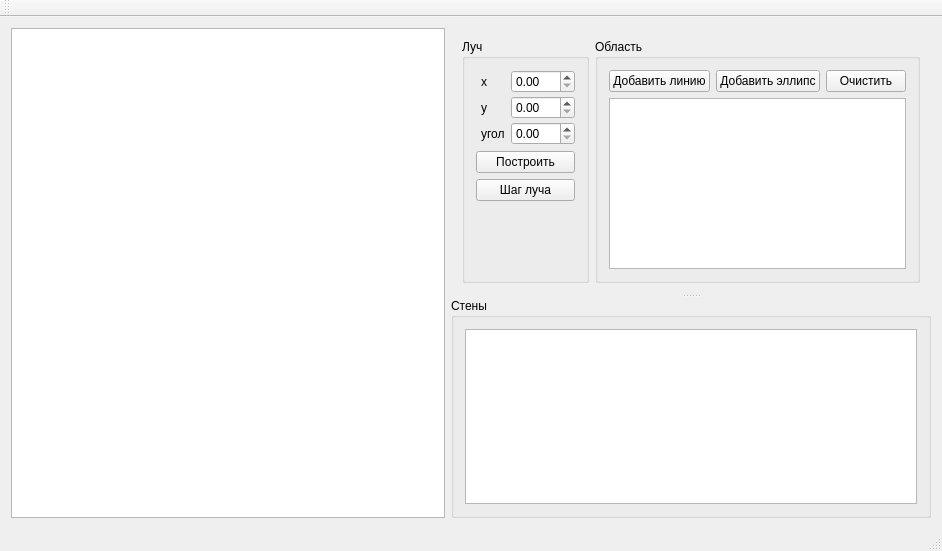
First picture: the form in mirror_room/mainwindow.ui, repository tatianaconst/Practicum, before the edit.
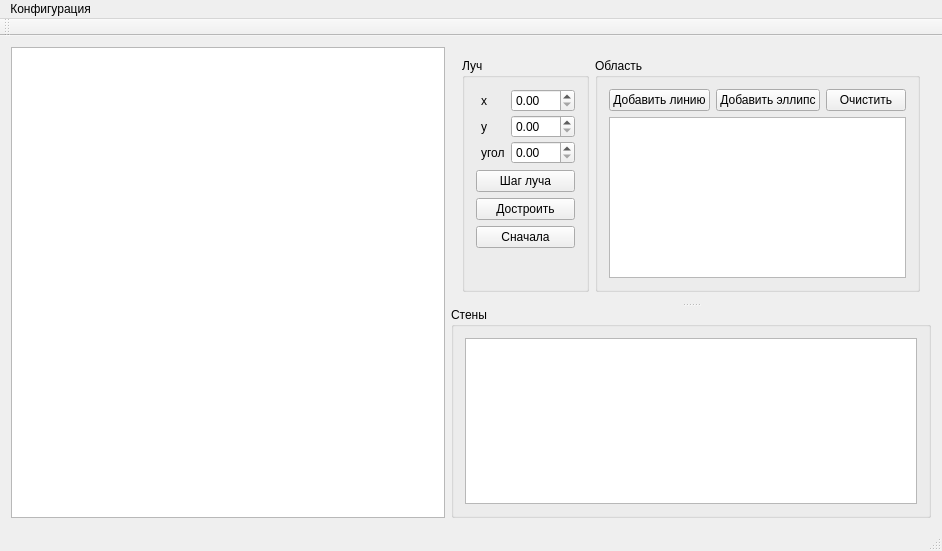
Second picture: the form after the edit.

Patch:
```diff
--- a/mirror_room/mainwindow.ui
+++ b/mirror_room/mainwindow.ui
@@ -107,13 +107,6 @@
              </item>
             </layout>
            </item>
-           <item>
-            <widget class="QPushButton" name="pushButtonBuild">
-             <property name="text">
-              <string>Построить</string>
-             </property>
-            </widget>
-           </item>
            <item>
             <widget class="QPushButton" name="pushButtonStep">
              <property name="text">
@@ -121,6 +114,20 @@
              </property>
             </widget>
            </item>
+           <item>
+            <widget class="QPushButton" name="pushButtonBuild">
+             <property name="text">
+              <string>Достроить</string>
+             </property>
+            </widget>
+           </item>
+           <item>
+            <widget class="QPushButton" name="pushButtonRe">
+             <property name="text">
+              <string>Сначала</string>
+             </property>
+            </widget>
+           </item>
            <item>
             <spacer name="verticalSpacer">
              <property name="orientation">
@@ -228,9 +235,16 @@
      <x>0</x>
      <y>0</y>
      <width>942</width>
-     <height>26</height>
+     <height>21</height>
     </rect>
    </property>
+   <widget class="QMenu" name="menuConfiguration">
+    <property name="title">
+     <string>Конфигурация</string>
+    </property>
+    <addaction name="actionSave"/>
+   </widget>
+   <addaction name="menuConfiguration"/>
   </widget>
   <widget class="QToolBar" name="mainToolBar">
    <attribute name="toolBarArea">
```
Left out of the diff: 10 changed lines with no effect on the pictures.
